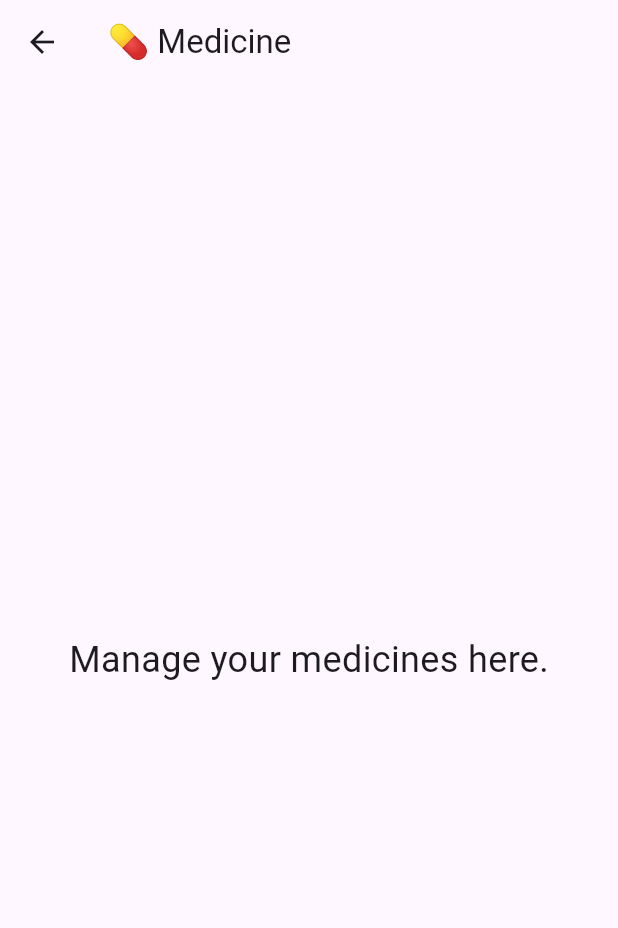
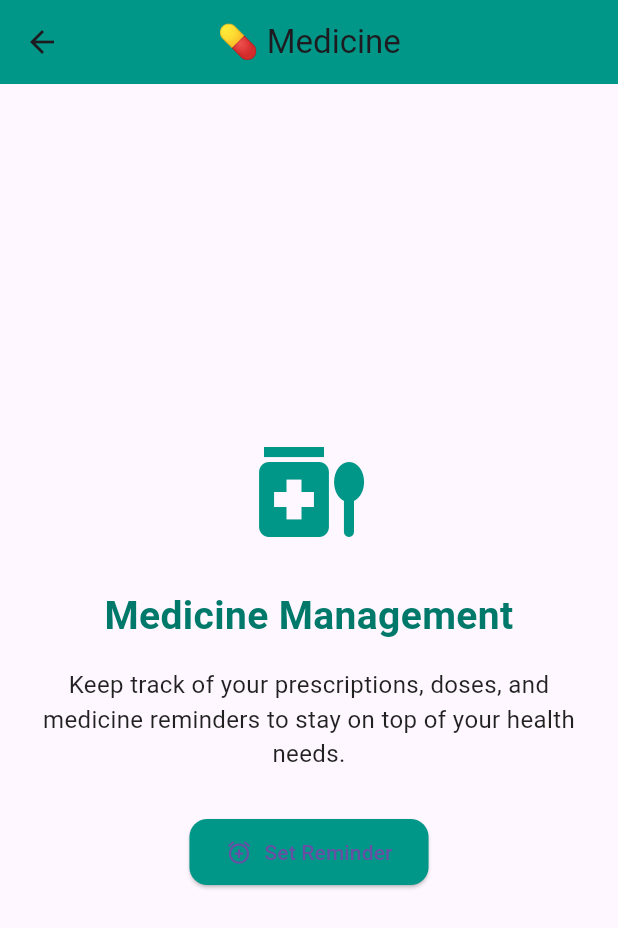
Before and after one commit to salonynhp/ElderNest, a Flutter app: the MedicineTab screen opened directly, on a phone screen of 412 x 824 dp. Shown: the top 928 px of the screen. Run offline on Flutter 3.47's test engine with Material 3 defaults, Android fonts, the light colour scheme and no system bars.

Commit message:
Frontend change

```diff
--- a/MyFlutterProjects/elderly_care_app/lib/main.dart
+++ b/MyFlutterProjects/elderly_care_app/lib/main.dart
@@ -70,29 +70,78 @@ class _BottomTabScreenState extends State<BottomTabScreen> {
 
 
 
+// /// Home Tab
+
+// class HomeTab extends StatelessWidget {
+//   @override
+//   Widget build(BuildContext context) {
+//     return Scaffold(
+//       appBar: AppBar(title: Text('🏠 Home')),
+//       body: Center(
+//   child: Column(
+//     mainAxisAlignment: MainAxisAlignment.center,
+//     children: [
+//       Text(
+//         'Welcome',
+//         style: TextStyle(
+//           fontSize: 24,
+//           fontWeight: FontWeight.bold,
+//           color: Colors.teal,
+//         ),
+//       ),
+//       SizedBox(height: 16),
+//       Padding(
+//         padding: EdgeInsets.symmetric(horizontal: 24.0),
+//         child: Text(
+//           'Your one-stop solution for managing elderly care with compassion. Stay connected, organized, and supportive for your loved ones—all in one app.',
+//           textAlign: TextAlign.center,
+//           style: TextStyle(
+//             fontSize: 16,
+//             color: Colors.black87,
+//           ),
+//         ),
+//       ),
+//     ],
+//   ),
+// ),
+
+//     );
+//   }
+// }
+
+
+
+
 /// Home Tab
+
 
 class HomeTab extends StatelessWidget {
   @override
   Widget build(BuildContext context) {
     return Scaffold(
-      appBar: AppBar(title: Text('🏠 Home')),
-      body: Center(
+      appBar: AppBar(
+        title: Text('🏠 Home'),
+        backgroundColor: Colors.teal,
+        centerTitle: true,
+      ),
+      body: Padding(
+        padding: const EdgeInsets.all(24.0),
         child: Column(
           mainAxisAlignment: MainAxisAlignment.center,
           children: [
+            Icon(Icons.volunteer_activism, size: 80, color: Colors.teal),
+            SizedBox(height: 24),
             Text(
-        'Welcome',
+              'Welcome to ElderNest',
               style: TextStyle(
-          fontSize: 24,
+                fontSize: 26,
                 fontWeight: FontWeight.bold,
-          color: Colors.teal,
+                color: Colors.teal.shade700,
               ),
+              textAlign: TextAlign.center,
             ),
             SizedBox(height: 16),
-      Padding(
-        padding: EdgeInsets.symmetric(horizontal: 24.0),
-        child: Text(
+            Text(
               'Your one-stop solution for managing elderly care with compassion. Stay connected, organized, and supportive for your loved ones—all in one app.',
               textAlign: TextAlign.center,
               style: TextStyle(
@@ -100,33 +149,88 @@ class HomeTab extends StatelessWidget {
                 color: Colors.black87,
               ),
             ),
+            SizedBox(height: 30),
+            ElevatedButton.icon(
+              onPressed: () {
+                // Navigate or show a message
+              },
+              icon: Icon(Icons.medical_services),
+              label: Text("View Care Plans"),
+              style: ElevatedButton.styleFrom(
+                backgroundColor: Colors.teal,
+                padding: EdgeInsets.symmetric(horizontal: 24, vertical: 12),
+                shape: RoundedRectangleBorder(
+                  borderRadius: BorderRadius.circular(12),
+                ),
+              ),
             ),
           ],
         ),
       ),
-
     );
   }
 }
 
 
+/// Medicine Tab
 
-/// Medicine Tab
 
 class MedicineTab extends StatelessWidget {
   @override
   Widget build(BuildContext context) {
     return Scaffold(
-      appBar: AppBar(title: Text('💊 Medicine')),
-      body: Center(
-        child: Text(
-          'Manage your medicines here.',
-          style: TextStyle(fontSize: 24),
+      appBar: AppBar(
+        title: Text('💊 Medicine'),
+        backgroundColor: Colors.teal,
+        centerTitle: true,
+      ),
+      body: Padding(
+        padding: const EdgeInsets.all(24.0),
+        child: Column(
+          mainAxisAlignment: MainAxisAlignment.center,
+          children: [
+            Icon(Icons.medication_liquid, size: 80, color: Colors.teal),
+            SizedBox(height: 24),
+            Text(
+              'Medicine Management',
+              style: TextStyle(
+                fontSize: 26,
+                fontWeight: FontWeight.bold,
+                color: Colors.teal.shade700,
+              ),
+              textAlign: TextAlign.center,
+            ),
+            SizedBox(height: 16),
+            Text(
+              'Keep track of your prescriptions, doses, and medicine reminders to stay on top of your health needs.',
+              textAlign: TextAlign.center,
+              style: TextStyle(
+                fontSize: 16,
+                color: Colors.black87,
+              ),
+            ),
+            SizedBox(height: 30),
+            ElevatedButton.icon(
+              onPressed: () {
+                // Navigate to add/view medicines page
+              },
+              icon: Icon(Icons.add_alarm),
+              label: Text("Set Reminder"),
+              style: ElevatedButton.styleFrom(
+                backgroundColor: Colors.teal,
+                padding: EdgeInsets.symmetric(horizontal: 24, vertical: 12),
+                shape: RoundedRectangleBorder(
+                  borderRadius: BorderRadius.circular(12),
+                ),
+              ),
+            ),
+          ],
         ),
       ),
     );
   }
 }
+
 
 
 
--- a/MyFlutterProjects/elderly_care_app/pubspec.yaml
+++ b/MyFlutterProjects/elderly_care_app/pubspec.yaml
@@ -16,7 +16,7 @@ publish_to: 'none' # Remove this line if you wish to publish to pub.dev
 # https://developer.apple.com/library/archive/documentation/General/Reference/InfoPlistKeyReference/Articles/CoreFoundationKeys.html
 # In Windows, build-name is used as the major, minor, and patch parts
 # of the product and file versions while build-number is used as the build suffix.
-version: 1.0.3
+version: 1.0.4
 
 environment:
   sdk: ^3.8.1
@@ -48,7 +48,7 @@ dev_dependencies:
 flutter_launcher_icons:
   android: "launcher_icon"
   ios: true
-  image_path: "assets/icons/icon4.png"
+  image_path: "assets/icons/icon10.png"
 
   # The "flutter_lints" package below contains a set of recommended lints to
   # encourage good coding practices. The lint set provided by the package is
```
Also changed, not shown: MyFlutterProjects/elderly_care_app/assets/icons/icon10.png (added), 26 other files. Lines whose indentation alone changed are shown as unchanged.
